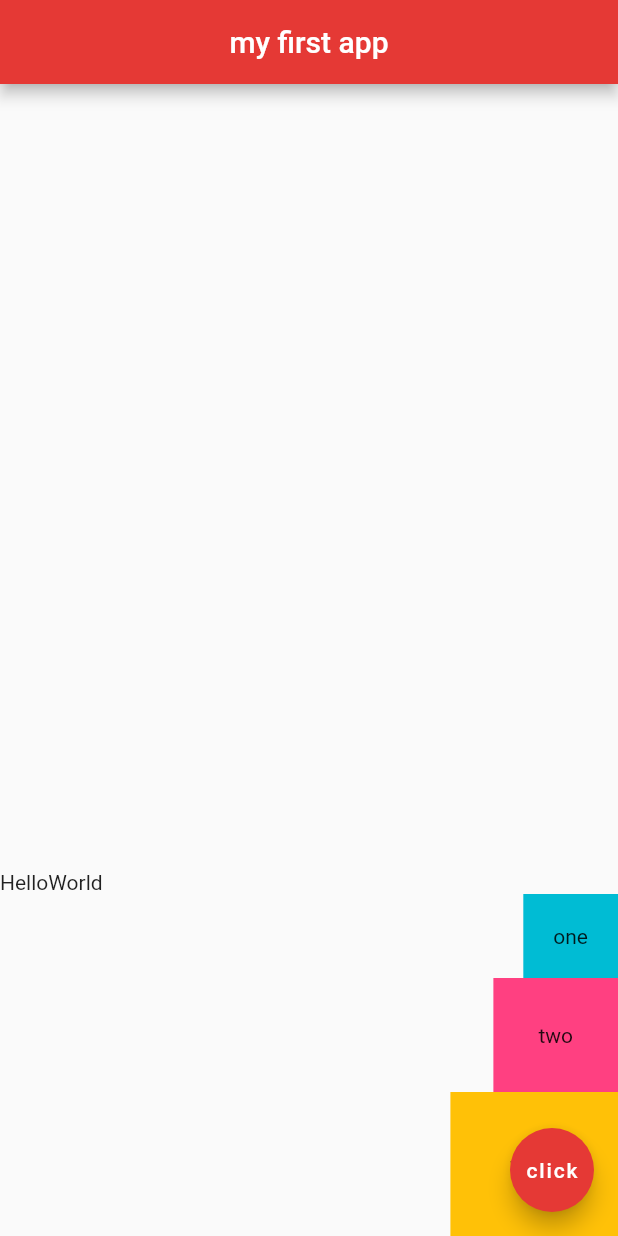
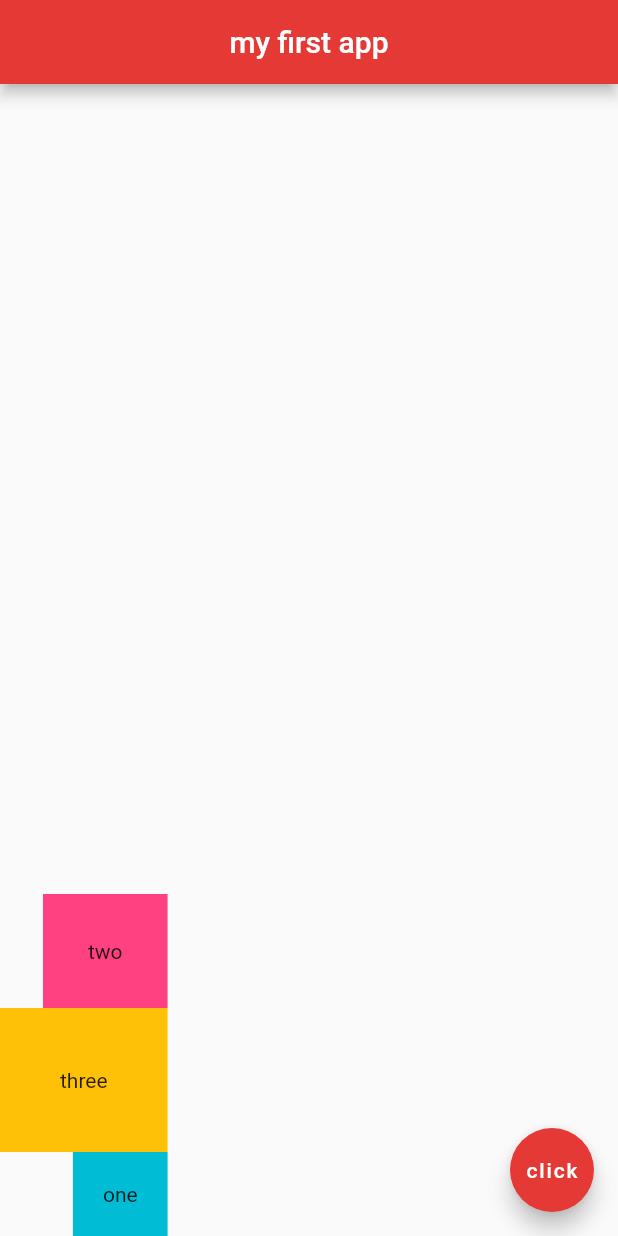
Before and after one commit to beaudario/flutter_tuts, a Flutter app: the screen it shows after launch, on a phone screen of 412 x 824 dp. Run offline on Flutter 3.47's test engine with Material 2 defaults, Android fonts, the phone set to English and light mode, and no system bars.

Commit message:
lesson 13 done

```diff
--- a/#4/myapp/lib/main.dart
+++ b/#4/myapp/lib/main.dart
@@ -17,17 +17,6 @@ class Home extends StatelessWidget {
         mainAxisAlignment: MainAxisAlignment.end,
         crossAxisAlignment: CrossAxisAlignment.end,
         children: <Widget>[
-          Row(
-            children: <Widget>[
-              Text('Hello'),
-              Text('World'),
-            ],
-          ),
-          Container(
-            padding: EdgeInsets.all(20.0),
-            color: Colors.cyan,
-            child: Text('one'),
-          ),
           Container(
             padding: EdgeInsets.all(30.0),
             color: Colors.pinkAccent,
@@ -37,6 +26,11 @@ class Home extends StatelessWidget {
             padding: EdgeInsets.all(40.0),
             color: Colors.amber,
             child: Text('three'),
+          ),
+          Container(
+            padding: EdgeInsets.all(20.0),
+            color: Colors.cyan,
+            child: Text('one'),
           ),
         ],
       ),
```
